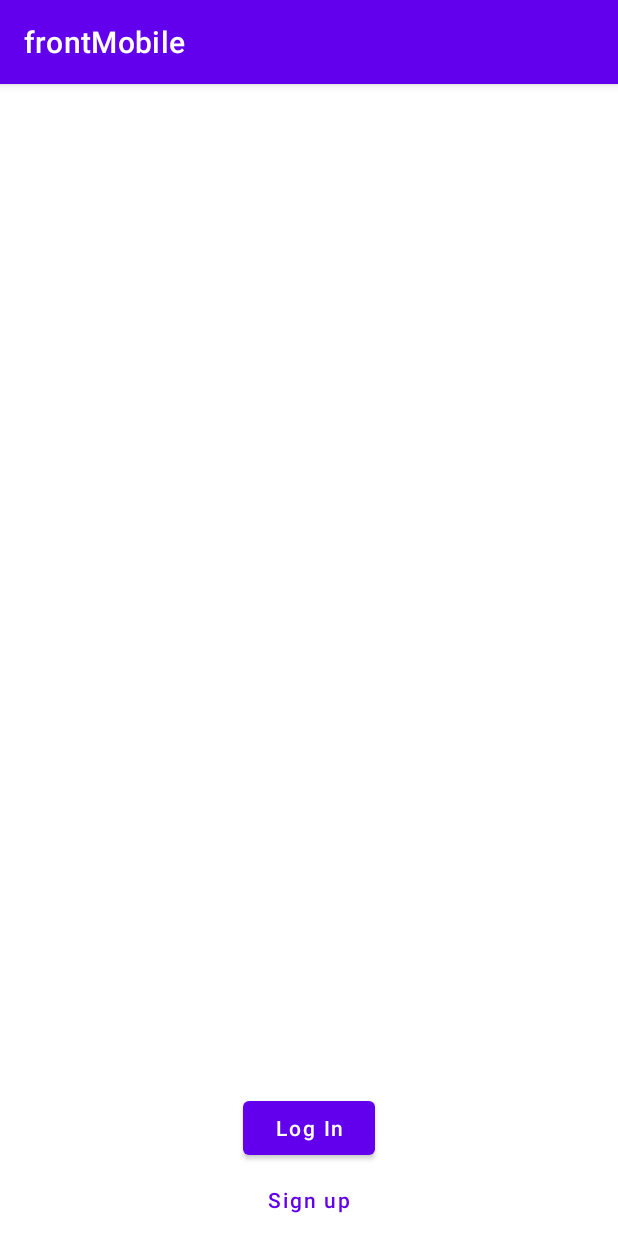
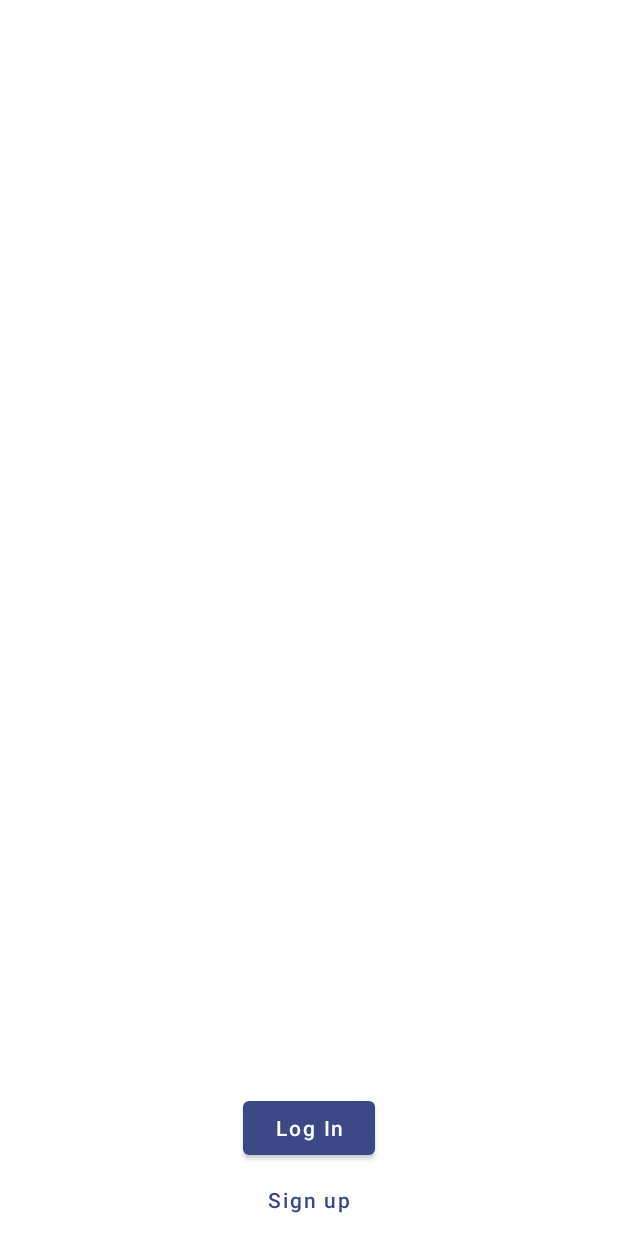
Before and after one commit to Kazeey/Booktime, an Android app: the screen it shows after launch (MainActivity), on a phone screen of 412 x 824 dp. Run offline under Robolectric (Android 15) with nearby library versions, the phone set to English and light mode, and no system bars; our stand-ins replace navigation-ui.

Commit message:
update theme

```diff
--- a/front-mobile/app/src/main/res/values-night/themes.xml
+++ b/front-mobile/app/src/main/res/values-night/themes.xml
@@ -2,13 +2,13 @@
     <!-- Base application theme. -->
     <style name="Theme.FrontMobile" parent="Theme.MaterialComponents.DayNight.DarkActionBar">
         <!-- Primary brand color. -->
-        <item name="colorPrimary">@color/purple_200</item>
-        <item name="colorPrimaryVariant">@color/purple_700</item>
-        <item name="colorOnPrimary">@color/black</item>
+        <item name="colorPrimary">@color/primary</item>
+        <item name="colorPrimaryVariant">@color/primary_dark</item>
+        <item name="colorOnPrimary">@color/white</item>
         <!-- Secondary brand color. -->
-        <item name="colorSecondary">@color/teal_200</item>
-        <item name="colorSecondaryVariant">@color/teal_200</item>
-        <item name="colorOnSecondary">@color/black</item>
+        <item name="colorSecondary">@color/secondary</item>
+        <item name="colorSecondaryVariant">@color/secondary</item>
+        <item name="colorOnSecondary">@color/white</item>
         <!-- Status bar color. -->
         <item name="android:statusBarColor" tools:targetApi="l">?attr/colorPrimaryVariant</item>
         <!-- Customize your theme here. -->
--- a/front-mobile/app/src/main/res/values/colors.xml
+++ b/front-mobile/app/src/main/res/values/colors.xml
@@ -1,10 +1,11 @@
 <?xml version="1.0" encoding="utf-8"?>
 <resources>
-    <color name="purple_200">#FFBB86FC</color>
-    <color name="purple_500">#FF6200EE</color>
-    <color name="purple_700">#FF3700B3</color>
-    <color name="teal_200">#FF03DAC5</color>
-    <color name="teal_700">#FF018786</color>
+    <color name="primary">#3b4a87</color>
+    <color name="primary_light">#6b75b7</color>
+    <color name="primary_dark">#00235a</color>
+
+    <color name="secondary">#4655fd</color>
+
     <color name="black">#FF000000</color>
     <color name="white">#FFFFFFFF</color>
 </resources>
--- a/front-mobile/app/src/main/res/values/themes.xml
+++ b/front-mobile/app/src/main/res/values/themes.xml
@@ -1,14 +1,14 @@
 <resources xmlns:tools="http://schemas.android.com/tools">
     <!-- Base application theme. -->
-    <style name="Theme.FrontMobile" parent="Theme.MaterialComponents.DayNight.DarkActionBar">
+    <style name="Theme.FrontMobile" parent="Theme.MaterialComponents.DayNight.NoActionBar">
         <!-- Primary brand color. -->
-        <item name="colorPrimary">@color/purple_500</item>
-        <item name="colorPrimaryVariant">@color/purple_700</item>
+        <item name="colorPrimary">@color/primary</item>
+        <item name="colorPrimaryVariant">@color/primary_dark</item>
         <item name="colorOnPrimary">@color/white</item>
         <!-- Secondary brand color. -->
-        <item name="colorSecondary">@color/teal_200</item>
-        <item name="colorSecondaryVariant">@color/teal_700</item>
-        <item name="colorOnSecondary">@color/black</item>
+        <item name="colorSecondary">@color/secondary</item>
+        <item name="colorSecondaryVariant">@color/secondary</item>
+        <item name="colorOnSecondary">@color/white</item>
         <!-- Status bar color. -->
         <item name="android:statusBarColor" tools:targetApi="l">?attr/colorPrimaryVariant</item>
         <!-- Customize your theme here. -->
```
